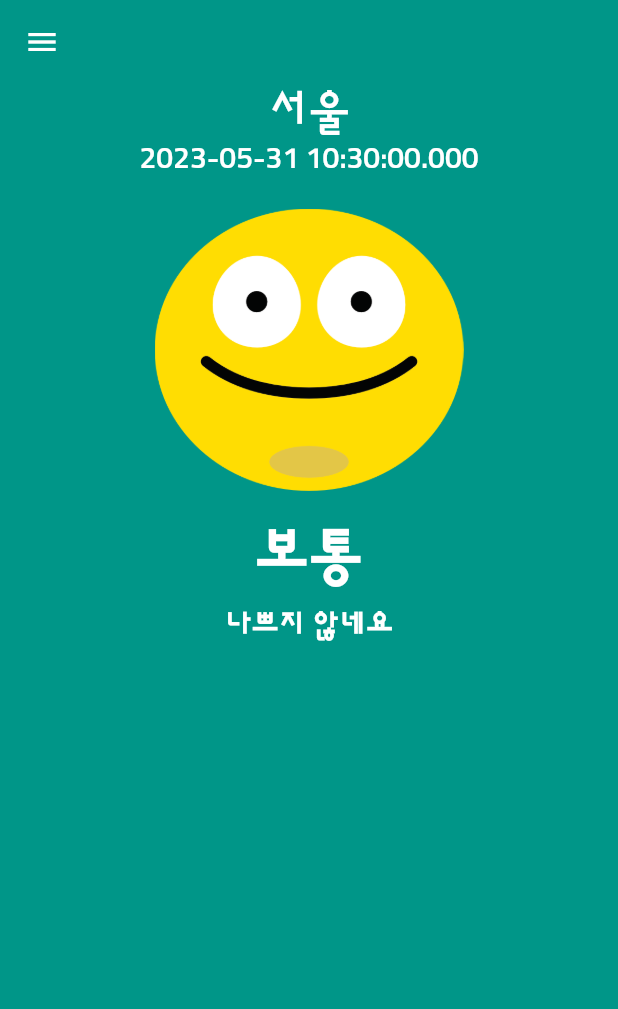
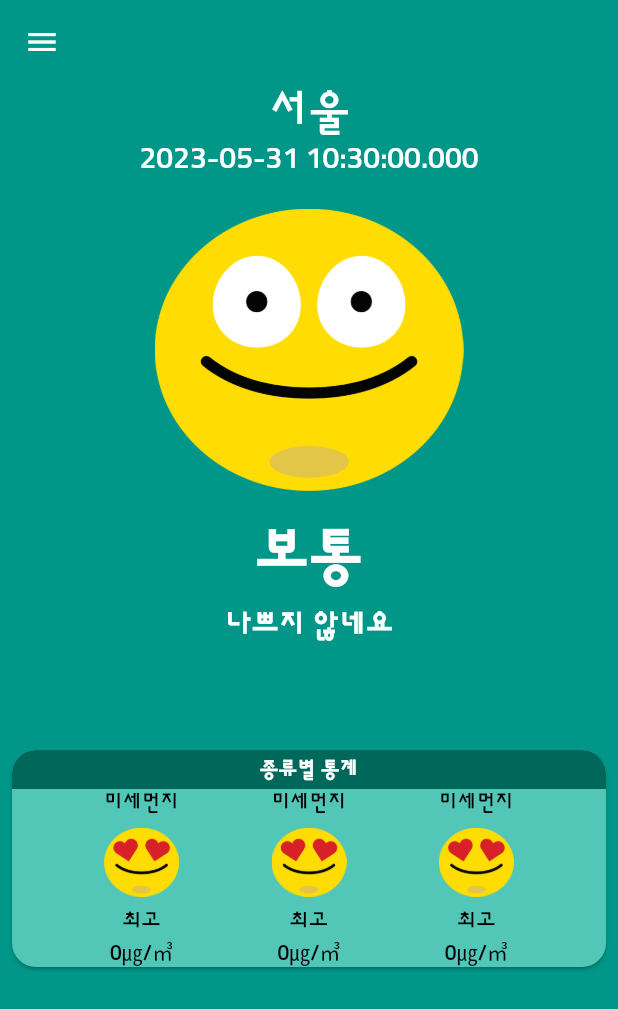
Before and after one commit to kimjunyeob95/flutter_study, a Flutter app: the screen it shows after launch, on a phone screen of 412 x 824 dp. Shown: the top 1009 px of the screen. Run offline on Flutter 3.47's test engine with Material 2 defaults, Android fonts, the phone set to English and light mode, and no system bars; our stand-ins replace drift, geolocator, get_it, google_maps_flutter, image_picker, permission_handler and 3 more; missing offline and left inert: agora_rtc_engine; accounts and stored records are empty; generated files the repository leaves out were written again.

Commit message:
2023-05-31 종류별 통계 front 작업

```diff
--- /dev/null
+++ b/dusty_dust/lib/component/main_stat.dart
@@ -0,0 +1,37 @@
+import 'package:flutter/material.dart';
+
+class MainStat extends StatelessWidget {
+  final String category;
+  final String imgPath;
+  final String level;
+  final String stat;
+
+  MainStat({required this.category,
+    required this.imgPath,
+    required this.level,
+    required this.stat,
+    Key? key})
+      : super(key: key);
+
+  @override
+  Widget build(BuildContext context) {
+    final ts = TextStyle(color: Colors.black);
+
+    return Column(
+      children: [
+        Text(
+          category,
+          style: ts,
+        ),
+        const SizedBox(height: 8.0,),
+        Image.asset(
+          imgPath,
+          width: 50.0,
+        ),
+        const SizedBox(height: 8.0,),
+        Text(level, style: ts,),
+        Text(stat, style: ts,),
+      ],
+    );
+  }
+}
--- a/dusty_dust/lib/screen/home_screen.dart
+++ b/dusty_dust/lib/screen/home_screen.dart
@@ -1,5 +1,6 @@
 import 'package:dusty_dust/component/main_app_bar.dart';
 import 'package:dusty_dust/component/main_drawer.dart';
+import 'package:dusty_dust/component/main_stat.dart';
 import 'package:dusty_dust/const/colors.dart';
 import 'package:flutter/material.dart';
 
@@ -12,7 +13,63 @@ class HomeScreen extends StatelessWidget {
       backgroundColor: primaryColor,
       drawer: MainDrawer(),
       body: CustomScrollView(
-        slivers: [MainAppBar()],
+        slivers: [
+          MainAppBar(),
+          SliverToBoxAdapter(
+            child: Column(
+              crossAxisAlignment: CrossAxisAlignment.stretch,
+              children: [
+                Card(
+                  margin: const EdgeInsets.symmetric(horizontal: 8.0),
+                  color: lightColor,
+                  shape: const RoundedRectangleBorder(
+                      borderRadius: BorderRadius.all(Radius.circular(16.0))),
+                  child: Column(
+                    crossAxisAlignment: CrossAxisAlignment.stretch,
+                    children: [
+                      Container(
+                          decoration: const BoxDecoration(
+                              color: darkColor,
+                              borderRadius: BorderRadius.only(
+                                  topLeft: Radius.circular(16.0),
+                                  topRight: Radius.circular(16.0))),
+                          child: const Padding(
+                            padding: EdgeInsets.all(4.0),
+                            child: Text(
+                              "종류별 통계",
+                              textAlign: TextAlign.center,
+                              style: TextStyle(
+                                  color: Colors.white,
+                                  fontWeight: FontWeight.w700),
+                            ),
+                          )),
+                      Row(
+                        mainAxisAlignment: MainAxisAlignment.spaceEvenly,
+                        children: [
+                          MainStat(
+                              category: "미세먼지",
+                              imgPath: "asset/img/best.png",
+                              level: "최고",
+                              stat: "0㎍/㎥"),
+                          MainStat(
+                              category: "미세먼지",
+                              imgPath: "asset/img/best.png",
+                              level: "최고",
+                              stat: "0㎍/㎥"),
+                          MainStat(
+                              category: "미세먼지",
+                              imgPath: "asset/img/best.png",
+                              level: "최고",
+                              stat: "0㎍/㎥")
+                        ],
+                      )
+                    ],
+                  ),
+                )
+              ],
+            ),
+          )
+        ],
       ),
     );
   }
```
